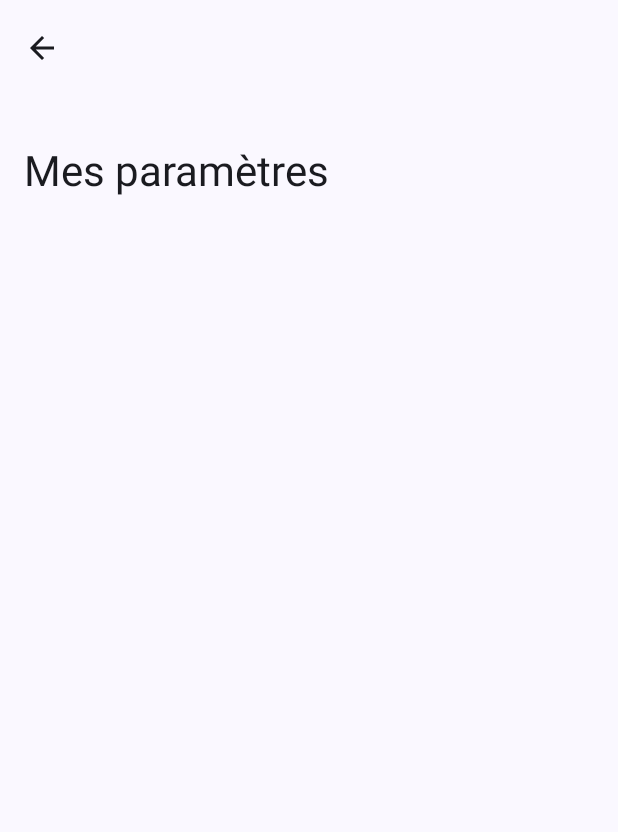
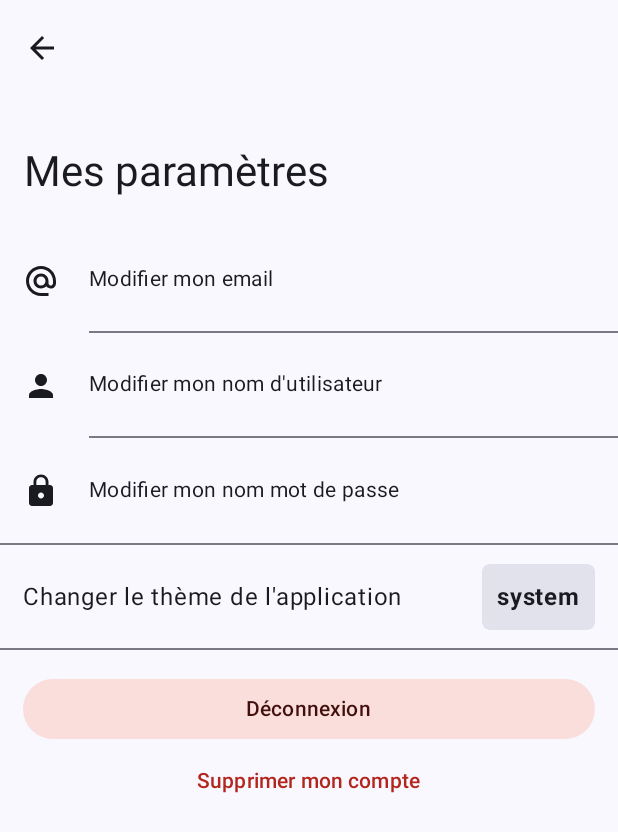
Before and after one commit to Jaetan-Salvetat/jBudget, an Android app built with Jetpack Compose: the MainActivity screen opened directly, with no data from a screen before it, after a tap on "Bouton de paramètres", on a phone screen of 412 x 824 dp. Shown: the top 832 px of the screen. Run offline under Robolectric (Android 15) with nearby library versions, the phone set to English and light mode, and no system bars; our stand-ins replace Firebase (no records; nobody signed in at launch, a user with empty details on screens opened directly), accompanist.

Commit message:
Settings UI && change theme without save

```diff
--- a/app/src/main/java/fr/jaetan/jbudget/app/MainActivity.kt
+++ b/app/src/main/java/fr/jaetan/jbudget/app/MainActivity.kt
@@ -9,6 +9,7 @@ import androidx.compose.foundation.layout.fillMaxSize
 import androidx.compose.material3.Surface
 import androidx.compose.ui.Modifier
 import androidx.core.view.WindowCompat
+import fr.jaetan.jbudget.core.services.JBudget
 import fr.jaetan.jbudget.ui.theme.JBudgetTheme
 
 class MainActivity : ComponentActivity() {
@@ -19,7 +20,7 @@ class MainActivity : ComponentActivity() {
 
 
         setContent {
-            JBudgetTheme {
+            JBudgetTheme(JBudget.state) {
                 Surface(modifier = Modifier.fillMaxSize()) {
                     App()
                 }
--- a/app/src/main/java/fr/jaetan/jbudget/app/auth/AuthActivity.kt
+++ b/app/src/main/java/fr/jaetan/jbudget/app/auth/AuthActivity.kt
@@ -21,12 +21,12 @@ class AuthActivity: ComponentActivity() {
         super.onCreate(savedInstanceState)
 
         setContent {
-            if (JBudget.isLogged) {
+            if (JBudget.state.isLogged) {
                 startActivity(MainActivity.launch(this))
                 finish()
             }
 
-            JBudgetTheme {
+            JBudgetTheme(JBudget.state) {
                 App()
             }
         }
--- a/app/src/main/java/fr/jaetan/jbudget/app/auth/AuthViewModel.kt
+++ b/app/src/main/java/fr/jaetan/jbudget/app/auth/AuthViewModel.kt
@@ -50,7 +50,7 @@ class AuthViewModel: ViewModel() {
             when (it) {
                 FirebaseResponse.Success -> {
                     state = State.None
-                    JBudget.isLogged = true
+                    JBudget.state.isLogged
                 }
                 FirebaseResponse.BadEmailOrPassword -> state = State.Error
                 else -> errorMessageRes = R.string.sample_error
@@ -65,7 +65,7 @@ class AuthViewModel: ViewModel() {
             when (it) {
                 FirebaseResponse.Success -> {
                     state = State.None
-                    JBudget.isLogged = true
+                    JBudget.state.isLogged = true
                 }
                 FirebaseResponse.UserAlreadyExist -> state = State.Error
                 else -> state = State.Error
--- /dev/null
+++ b/app/src/main/java/fr/jaetan/jbudget/app/settings/SettingsViewModel.kt
@@ -0,0 +1,10 @@
+package fr.jaetan.jbudget.app.settings
+
+import androidx.compose.runtime.getValue
+import androidx.compose.runtime.mutableStateOf
+import androidx.compose.runtime.setValue
+import androidx.lifecycle.ViewModel
+
+class SettingsViewModel: ViewModel() {
+    var showThemDropDown by mutableStateOf(false)
+}
--- /dev/null
+++ b/app/src/main/java/fr/jaetan/jbudget/app/settings/view/SettingsContent.kt
@@ -0,0 +1,150 @@
+package fr.jaetan.jbudget.app.settings.view
+
+import androidx.annotation.StringRes
+import androidx.compose.foundation.background
+import androidx.compose.foundation.clickable
+import androidx.compose.foundation.layout.*
+import androidx.compose.foundation.lazy.LazyColumn
+import androidx.compose.foundation.shape.RoundedCornerShape
+import androidx.compose.material.icons.Icons
+import androidx.compose.material.icons.filled.AlternateEmail
+import androidx.compose.material.icons.filled.Lock
+import androidx.compose.material.icons.filled.Person
+import androidx.compose.material3.*
+import androidx.compose.runtime.Composable
+import androidx.compose.ui.Alignment
+import androidx.compose.ui.Modifier
+import androidx.compose.ui.draw.clip
+import androidx.compose.ui.graphics.vector.ImageVector
+import androidx.compose.ui.res.stringResource
+import androidx.compose.ui.text.font.FontWeight
+import androidx.compose.ui.unit.dp
+import fr.jaetan.jbudget.R
+import fr.jaetan.jbudget.app.settings.SettingsViewModel
+import fr.jaetan.jbudget.core.models.Themes
+import fr.jaetan.jbudget.core.services.JBudget
+
+@Composable
+fun SettingsContent(padding: PaddingValues, viewModel: SettingsViewModel) {
+    LazyColumn(modifier = Modifier
+        .padding(padding)
+        .fillMaxWidth()) {
+        //User section
+        //stickyHeader { SettingsListTitle(R.string.my_data) }
+        item { UserItem(Icons.Filled.AlternateEmail, R.string.update_my_email) {} }
+        item { UserItem(Icons.Filled.Person, R.string.update_my_username) {} }
+        item { UserItem(Icons.Filled.Lock, R.string.update_my_password, false) {} }
+
+        //Theme section
+        item { ThemeSelector(viewModel) }
+
+        //Other section
+        item { OtherSection() }
+    }
+}
+
+@Composable
+private fun OtherSection() {
+    Column {
+        Divider()
+        Column(
+            Modifier
+                .fillMaxWidth()
+                .padding(horizontal = 15.dp)) {
+            Spacer(Modifier.height(15.dp))
+            Button(
+                onClick = {  },
+                modifier = Modifier.fillMaxWidth(),
+                colors = ButtonDefaults.buttonColors(
+                    containerColor = MaterialTheme.colorScheme.errorContainer,
+                    contentColor = MaterialTheme.colorScheme.onErrorContainer
+                )
+            ) {
+                Text("Déconnexion")
+            }
+            TextButton(
+                onClick = {  },
+                modifier = Modifier.fillMaxWidth(),
+                colors = ButtonDefaults.textButtonColors(
+                    contentColor = MaterialTheme.colorScheme.error
+                )
+            ) { Text("Supprimer mon compte") }
+        }
+    }
+}
+
+@Composable
+private fun UserItem(icon: ImageVector, @StringRes textRes: Int, showDivider: Boolean = true, action: () -> Unit) {
+    Box(
+        Modifier
+            .fillMaxWidth()
+            .clickable { action() }
+            .height(70.dp)
+    ) {
+        Row(
+            Modifier
+                .padding(start = 15.dp)
+                .fillMaxHeight(),
+            verticalAlignment = Alignment.CenterVertically
+        ) {
+            Icon(imageVector = icon, contentDescription = stringResource(textRes))
+            Spacer(Modifier.width(20.dp))
+            Column(
+                Modifier
+                    .weight(1f)
+                    .fillMaxHeight()) {
+                Spacer(Modifier.weight(1f))
+                Text(stringResource(textRes), style = MaterialTheme.typography.bodyMedium)
+                Spacer(Modifier.weight(1f))
+                if (showDivider) Divider()
+            }
+        }
+    }
+}
+
+@Composable
+private fun ThemeSelector(viewModel: SettingsViewModel) {
+    Column(Modifier.height(70.dp).fillMaxWidth().clickable { viewModel.showThemDropDown = true }) {
+        Divider()
+        Row(
+            Modifier
+                .height(70.dp)
+                .padding(horizontal = 15.dp),
+            verticalAlignment = Alignment.CenterVertically
+        ) {
+            Text("Changer le thème de l'application", modifier = Modifier.weight(1f))
+
+            Column(
+                Modifier
+                    .clickable { viewModel.showThemDropDown = true }
+                    .clip(RoundedCornerShape(5.dp))
+                    .background(MaterialTheme.colorScheme.surfaceVariant, RoundedCornerShape(5.dp))
+            ){
+                Text(
+                    JBudget.state.currentTheme.text,
+                    modifier = Modifier.padding(10.dp),
+                    fontWeight = FontWeight.Bold
+                )
+                DropdownMenu(
+                    expanded = viewModel.showThemDropDown,
+                    onDismissRequest = { viewModel.showThemDropDown = false }
+                ) {
+                    Themes.values().forEach {
+                        DropdownMenuItem(
+                            text = {
+                                Text(
+                                    it.text,
+                                    fontWeight = if (it == JBudget.state.currentTheme) FontWeight.Bold else FontWeight.Normal
+                                )
+                            },
+                            onClick = {
+                                JBudget.state.currentTheme = it
+                                viewModel.showThemDropDown = false
+                            }
+                        )
+                    }
+                }
+            }
+        }
+    }
+}
--- a/app/src/main/java/fr/jaetan/jbudget/app/settings/view/SettingsScreen.kt
+++ b/app/src/main/java/fr/jaetan/jbudget/app/settings/view/SettingsScreen.kt
@@ -1,6 +1,5 @@
 package fr.jaetan.jbudget.app.settings.view
 
-import android.annotation.SuppressLint
 import androidx.compose.material.icons.Icons
 import androidx.compose.material.icons.filled.ArrowBack
 import androidx.compose.material3.*
@@ -10,18 +9,19 @@ import androidx.compose.ui.input.nestedscroll.nestedScroll
 import androidx.compose.ui.res.stringResource
 import androidx.navigation.NavHostController
 import fr.jaetan.jbudget.R
+import fr.jaetan.jbudget.app.settings.SettingsViewModel
 
 
-@SuppressLint("UnusedMaterial3ScaffoldPaddingParameter")
 @OptIn(ExperimentalMaterial3Api::class)
 @Composable
 fun SettingsScreen(navController: NavHostController) {
+    val viewModel = SettingsViewModel()
     val scrollBehavior = TopAppBarDefaults.exitUntilCollapsedScrollBehavior()
 
     Scaffold(
         modifier = Modifier.nestedScroll(scrollBehavior.nestedScrollConnection),
         topBar = { SettingsAppBar(scrollBehavior) { navController.popBackStack() } },
-        content = {  }
+        content = { SettingsContent(it, viewModel) }
     )
 }
 
--- /dev/null
+++ b/app/src/main/java/fr/jaetan/jbudget/core/models/Themes.kt
@@ -0,0 +1,7 @@
+package fr.jaetan.jbudget.core.models
+
+enum class Themes(val text: String) {
+    Light("clair"),
+    Dark("sombre"),
+    System("system")
+}
--- a/app/src/main/java/fr/jaetan/jbudget/core/services/JBudget.kt
+++ b/app/src/main/java/fr/jaetan/jbudget/core/services/JBudget.kt
@@ -1,15 +1,11 @@
 package fr.jaetan.jbudget.core.services
 
-import androidx.compose.runtime.getValue
-import androidx.compose.runtime.mutableStateOf
-import androidx.compose.runtime.setValue
-import com.google.firebase.auth.FirebaseAuth
 import fr.jaetan.jbudget.core.repositories.AuthRepository
 import fr.jaetan.jbudget.core.repositories.UserRepository
 
 class JBudget {
     companion object {
-        var isLogged by mutableStateOf(FirebaseAuth.getInstance().currentUser != null)
+        var state = MainViewModel()
 
         val authRepository = AuthRepository()
         val userRepository = UserRepository()
--- /dev/null
+++ b/app/src/main/java/fr/jaetan/jbudget/core/services/MainViewModel.kt
@@ -0,0 +1,15 @@
+package fr.jaetan.jbudget.core.services
+
+import androidx.compose.runtime.getValue
+import androidx.compose.runtime.mutableStateOf
+import androidx.compose.runtime.setValue
+import androidx.lifecycle.ViewModel
+import com.google.firebase.auth.FirebaseAuth
+import fr.jaetan.jbudget.core.models.Themes
+
+class MainViewModel: ViewModel() {
+    private var _currentTheme by mutableStateOf(Themes.System)
+    var currentTheme: Themes
+        get() = _currentTheme
+        set(value) { _currentTheme = value }
+    var isLogged by mutableStateOf(FirebaseAuth.getInstance().currentUser != null)}
--- a/app/src/main/java/fr/jaetan/jbudget/ui/theme/Theme.kt
+++ b/app/src/main/java/fr/jaetan/jbudget/ui/theme/Theme.kt
@@ -1,19 +1,13 @@
 package fr.jaetan.jbudget.ui.theme
 
-import android.app.Activity
-import android.os.Build
+import android.content.Context
 import androidx.compose.foundation.isSystemInDarkTheme
-import androidx.compose.material3.MaterialTheme
-import androidx.compose.material3.darkColorScheme
-import androidx.compose.material3.dynamicDarkColorScheme
-import androidx.compose.material3.dynamicLightColorScheme
-import androidx.compose.material3.lightColorScheme
+import androidx.compose.material3.*
 import androidx.compose.runtime.Composable
-import androidx.compose.runtime.SideEffect
-import androidx.compose.ui.graphics.toArgb
+import androidx.compose.ui.graphics.Color
 import androidx.compose.ui.platform.LocalContext
-import androidx.compose.ui.platform.LocalView
-import androidx.core.view.ViewCompat
+import fr.jaetan.jbudget.core.models.Themes
+import fr.jaetan.jbudget.core.services.MainViewModel
 
 private val DarkColorScheme = darkColorScheme(
     primary = Purple80,
@@ -39,30 +33,27 @@ private val LightColorScheme = lightColorScheme(
 
 @Composable
 fun JBudgetTheme(
+    state: MainViewModel,
     darkTheme: Boolean = isSystemInDarkTheme(),
     // Dynamic color is available on Android 12+
     dynamicColor: Boolean = true,
     content: @Composable () -> Unit
 ) {
-    val colorScheme = when {
-        dynamicColor && Build.VERSION.SDK_INT >= Build.VERSION_CODES.S -> {
-            val context = LocalContext.current
-            if (darkTheme) dynamicDarkColorScheme(context) else dynamicLightColorScheme(context)
-        }
-        darkTheme -> DarkColorScheme
-        else -> LightColorScheme
-    }
-    val view = LocalView.current
-    if (!view.isInEditMode) {
-        SideEffect {
-            (view.context as Activity).window.statusBarColor = colorScheme.primary.toArgb()
-            ViewCompat.getWindowInsetsController(view)?.isAppearanceLightStatusBars = darkTheme
-        }
-    }
-
     MaterialTheme(
-        colorScheme = colorScheme,
+        colorScheme = getTheme(state.currentTheme, darkTheme, dynamicColor, LocalContext.current),
         typography = Typography,
         content = content
     )
 }
+
+private fun getTheme(theme: Themes, isSystemDarkTheme: Boolean, dynamicColor: Boolean, context: Context): ColorScheme = when {
+    dynamicColor && theme == Themes.Light -> dynamicLightColorScheme(context)
+    dynamicColor && theme == Themes.Dark -> dynamicDarkColorScheme(context)
+    dynamicColor && theme == Themes.System && isSystemDarkTheme -> dynamicDarkColorScheme(context)
+    dynamicColor && theme == Themes.System && !isSystemDarkTheme -> dynamicLightColorScheme(context)
+    !dynamicColor && theme == Themes.Light -> LightColorScheme
+    !dynamicColor && theme == Themes.Dark -> DarkColorScheme
+    !dynamicColor && theme == Themes.System && isSystemDarkTheme -> DarkColorScheme
+    !dynamicColor && theme == Themes.System && !isSystemDarkTheme -> LightColorScheme
+    else -> darkColorScheme(primary = Color.Red)
+}
--- a/app/src/main/res/values/strings.xml
+++ b/app/src/main/res/values/strings.xml
@@ -28,6 +28,12 @@
 
 
     <string name="my_settings">Mes paramètres</string>
+    <string name="my_data">Mes données</string>
+    <string name="my_budget_categories">Mes catégories de budget</string>
+    <string name="update_my_email">Modifier mon email</string>
+    <string name="update_my_username">Modifier mon nom d\'utilisateur</string>
+    <string name="update_my_password">Modifier mon nom mot de passe</string>
+    <string name="no_budget_saved">Aucune catégories enregistré.</string>
 
 
     <!-- Content descriptions-->
@@ -36,4 +42,6 @@
     <string name="home_fab_add_budget_descriptor">Ajouter un budget </string>
     <string name="home_fab_add_transaction_descriptor">Ajouter une transaction </string>
     <string name="return_to_previous_screen">Retour à la page précédente</string>
+    <string name="update_category">Modifier la catégorie</string>
+    <string name="remove_category">Supprimer la catégorie</string>
 </resources>
```
